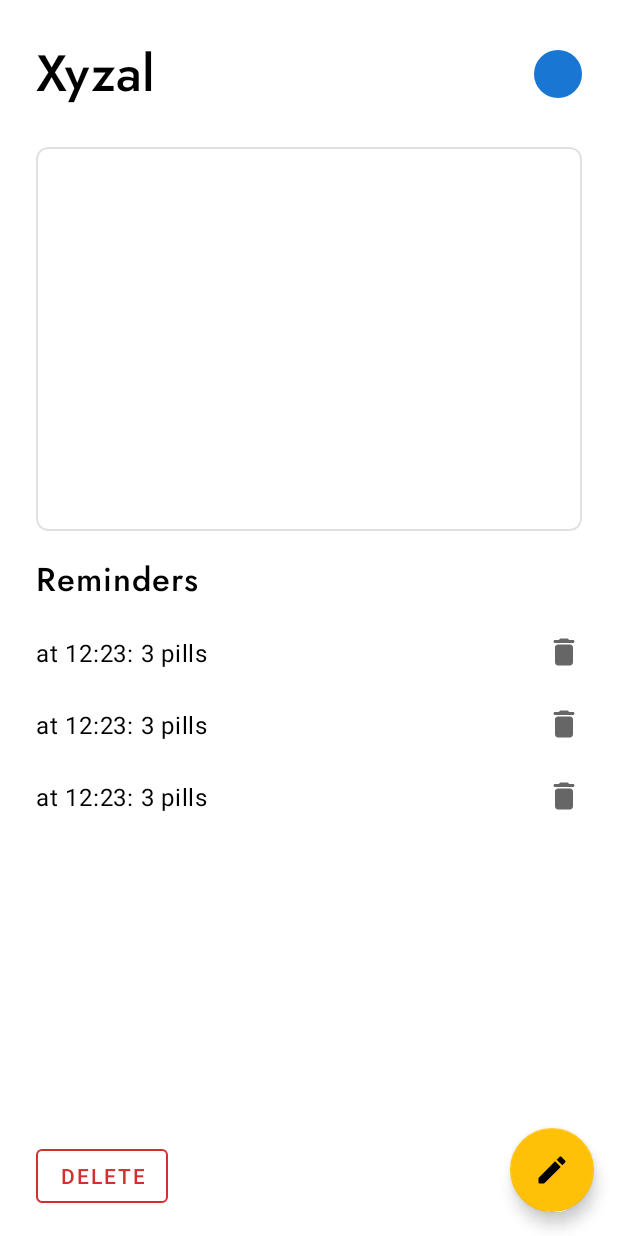
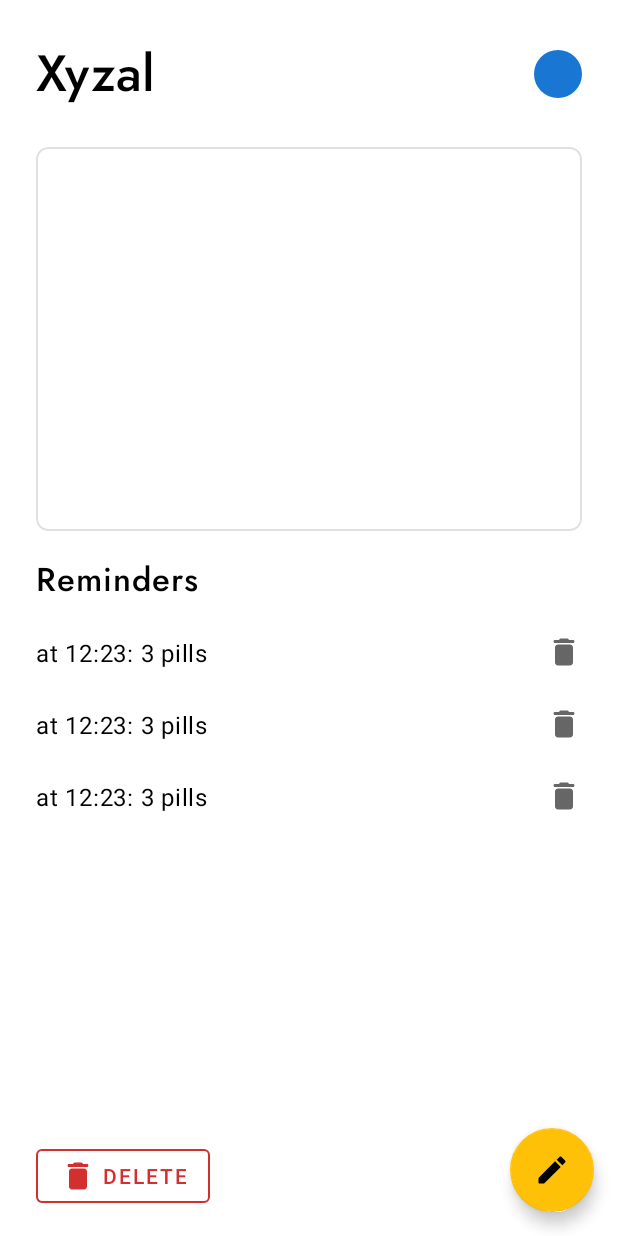
Before and after one commit to vojta-horanek/take-your-pill, an Android app: the layout fragment_details.xml on its own in the app's theme, with its tools: preview values and no code run, on a phone screen of 412 x 824 dp. Run offline under Robolectric (Android 15) with nearby library versions, the phone set to English and light mode, and no system bars.

```diff
--- a/app/src/main/res/layout/fragment_details.xml
+++ b/app/src/main/res/layout/fragment_details.xml
@@ -137,6 +137,8 @@
                     android:layout_marginVertical="@dimen/screen_margin_vertical"
                     android:text="@string/delete"
                     android:textColor="@color/colorRed"
+                    app:icon="@drawable/ic_delete"
+                    app:iconTint="@color/colorRed"
                     app:layout_constraintBottom_toBottomOf="parent"
                     app:layout_constraintStart_toStartOf="parent"
                     app:layout_constraintTop_toBottomOf="@+id/recyclerReminders"
@@ -152,9 +154,9 @@
             android:id="@+id/buttonEdit"
             android:layout_width="wrap_content"
             android:layout_height="wrap_content"
+            android:layout_gravity="bottom|end"
             android:layout_margin="@dimen/fab_margins"
             android:src="@drawable/ic_edit"
-            android:layout_gravity="bottom|end"
             tools:ignore="ContentDescription" />
     </androidx.coordinatorlayout.widget.CoordinatorLayout>
 
```
